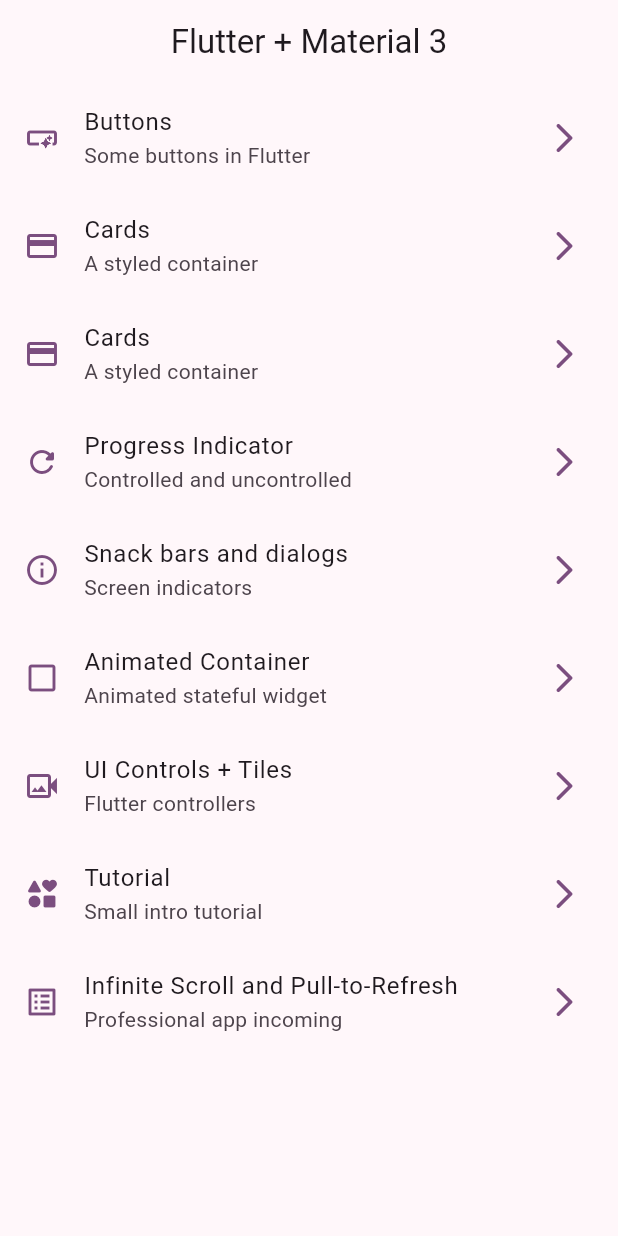
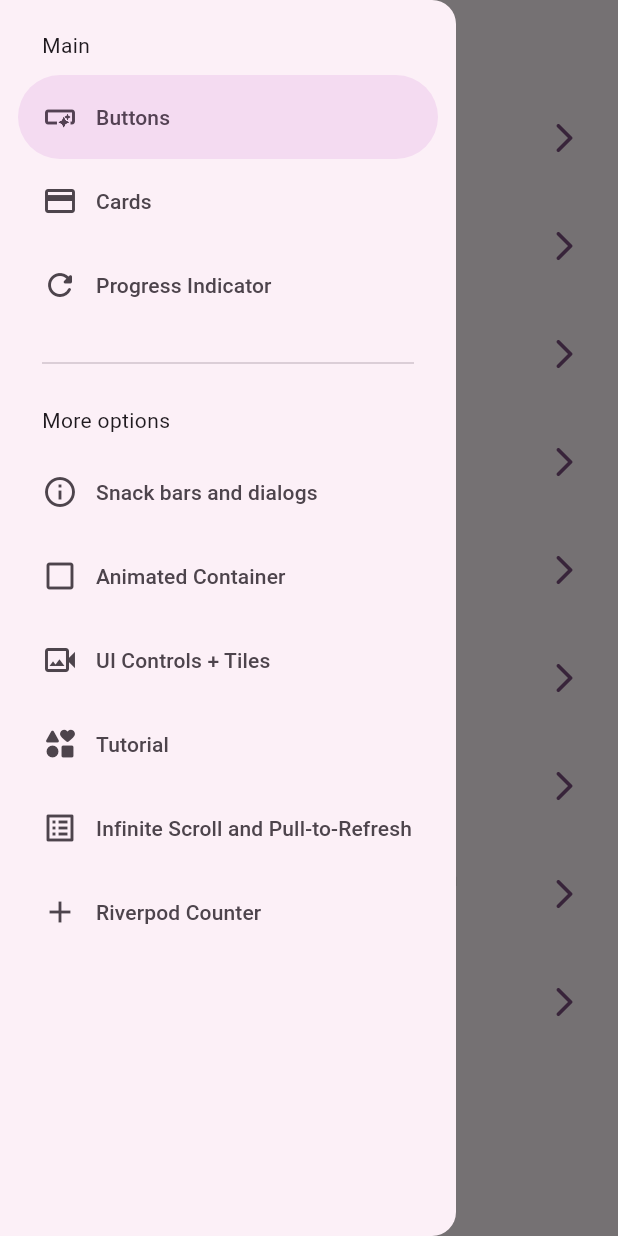
Before and after one commit to dreyescabrera/flutter-apps, a Flutter app: the screen it shows after launch, with the side drawer open (before the commit the screen has no drawer), on a phone screen of 412 x 824 dp. Run offline on Flutter 3.47's test engine with Material 3 defaults, Android fonts, the phone set to English and light mode, and no system bars; our stand-ins replace animate_do, confetti, dio, flutter_riverpod, go_router, video_player.

Commit message:
First version of Riverpod Counter

```diff
--- a/widgets_app/lib/config/menu/menu_items.dart
+++ b/widgets_app/lib/config/menu/menu_items.dart
@@ -20,11 +20,6 @@ const appMenuItems = <MenuItem>[
       subTitle: 'Some buttons in Flutter',
       url: AppRouter.buttons,
       icon: Icons.smart_button),
-  MenuItem(
-      title: 'Cards',
-      subTitle: 'A styled container',
-      url: AppRouter.cards,
-      icon: Icons.credit_card),
   MenuItem(
       title: 'Cards',
       subTitle: 'A styled container',
@@ -60,4 +55,9 @@ const appMenuItems = <MenuItem>[
       subTitle: 'Professional app incoming',
       url: AppRouter.infiniteScroll,
       icon: Icons.list_alt_outlined),
+  MenuItem(
+      title: 'Riverpod Counter',
+      subTitle: 'Intro to riverpod',
+      url: AppRouter.riverpod,
+      icon: Icons.add),
 ];
--- a/widgets_app/lib/config/router/app_router.dart
+++ b/widgets_app/lib/config/router/app_router.dart
@@ -3,6 +3,7 @@ import 'package:widgets_app/presentation/screens/animated/animated_screen.dart';
 import 'package:widgets_app/presentation/screens/app_tutorial/app_tutorial_screen.dart';
 import 'package:widgets_app/presentation/screens/buttons/buttons_screen.dart';
 import 'package:widgets_app/presentation/screens/cards/cards_screen.dart';
+import 'package:widgets_app/presentation/screens/counter/counter_screen.dart';
 import 'package:widgets_app/presentation/screens/home/home_screen.dart';
 import 'package:widgets_app/presentation/screens/infinite_scroll/infinite_scroll_screen.dart';
 import 'package:widgets_app/presentation/screens/progress/progress_screen.dart';
@@ -19,6 +20,7 @@ class AppRouter {
   static const uiControls = '/uiControls';
   static const tutorial = '/tutorial';
   static const infiniteScroll = '/infiniteScroll';
+  static const riverpod = '/riverpod';
 
   static GoRouter router = GoRouter(
     initialLocation: '/',
@@ -59,6 +61,10 @@ class AppRouter {
         path: infiniteScroll,
         builder: (context, state) => const InfiniteScrollScreen(),
       ),
+      GoRoute(
+        path: riverpod,
+        builder: (context, state) => const CounterScreen(),
+      ),
     ],
   );
 }
--- a/widgets_app/lib/main.dart
+++ b/widgets_app/lib/main.dart
@@ -1,9 +1,12 @@
 import 'package:flutter/material.dart';
+import 'package:flutter_riverpod/flutter_riverpod.dart';
 import 'package:widgets_app/config/router/app_router.dart';
 import 'package:widgets_app/config/theme/app_theme.dart';
 
 void main() {
-  runApp(const MainApp());
+  runApp(const ProviderScope(
+    child: MainApp(),
+  ));
 }
 
 class MainApp extends StatelessWidget {
--- /dev/null
+++ b/widgets_app/lib/presentation/providers/counter_provider.dart
@@ -0,0 +1,5 @@
+import 'package:flutter_riverpod/flutter_riverpod.dart';
+
+const int _initialValue = 5;
+
+final counterProvider = StateProvider((_) => _initialValue);
--- a/widgets_app/lib/presentation/screens/home/home_screen.dart
+++ b/widgets_app/lib/presentation/screens/home/home_screen.dart
@@ -1,17 +1,22 @@
 import 'package:flutter/material.dart';
 import 'package:go_router/go_router.dart';
 import 'package:widgets_app/config/menu/menu_items.dart';
+import 'package:widgets_app/presentation/widgets/shared/side_menu.dart';
 
 class HomeScreen extends StatelessWidget {
   const HomeScreen({super.key});
 
   @override
   Widget build(BuildContext context) {
+    final scaffoldKey = GlobalKey<ScaffoldState>();
     return Scaffold(
-        appBar: AppBar(
-          title: const Text('Flutter + Material 3'),
-        ),
-        body: const _HomeView());
+      key: scaffoldKey,
+      appBar: AppBar(
+        title: const Text('Flutter + Material 3'),
+      ),
+      body: const _HomeView(),
+      drawer: SideMenu(scaffoldKey: scaffoldKey),
+    );
   }
 }
 
--- /dev/null
+++ b/widgets_app/lib/presentation/widgets/shared/side_menu.dart
@@ -0,0 +1,58 @@
+import 'package:flutter/material.dart';
+import 'package:go_router/go_router.dart';
+import 'package:widgets_app/config/menu/menu_items.dart';
+
+class SideMenu extends StatefulWidget {
+  final GlobalKey<ScaffoldState> scaffoldKey;
+
+  const SideMenu({super.key, required this.scaffoldKey});
+
+  @override
+  State<SideMenu> createState() => _SideMenuState();
+}
+
+class _SideMenuState extends State<SideMenu> {
+  int navDrawerIndex = 0;
+
+  void onDestinationTab(int value, BuildContext context) {
+    setState(() {
+      navDrawerIndex = value;
+    });
+
+    final menuItem = appMenuItems[value];
+    widget.scaffoldKey.currentState?.closeDrawer();
+    context.push(menuItem.url);
+  }
+
+  @override
+  Widget build(BuildContext context) {
+    final hasNotch = MediaQuery.of(context).viewPadding.top > 35;
+    final destinationWidgets = appMenuItems
+        .map((item) => NavigationDrawerDestination(
+              icon: Icon(item.icon),
+              label: Text(item.title),
+            ))
+        .toList();
+
+    return NavigationDrawer(
+      selectedIndex: navDrawerIndex,
+      onDestinationSelected: (value) => onDestinationTab(value, context),
+      children: [
+        Padding(
+          padding: EdgeInsets.fromLTRB(28, hasNotch ? 0 : 20, 16, 10),
+          child: const Text('Main'),
+        ),
+        ...destinationWidgets.sublist(0, 3),
+        const Padding(
+          padding: EdgeInsets.fromLTRB(28, 16, 28, 10),
+          child: Divider(),
+        ),
+        const Padding(
+          padding: EdgeInsets.fromLTRB(28, 10, 16, 10),
+          child: Text('More options'),
+        ),
+        ...destinationWidgets.sublist(3)
+      ],
+    );
+  }
+}
--- a/widgets_app/pubspec.yaml
+++ b/widgets_app/pubspec.yaml
@@ -10,6 +10,7 @@ dependencies:
   animate_do: ^3.1.2
   flutter:
     sdk: flutter
+  flutter_riverpod: ^2.4.9
   go_router: ^13.0.1
 
 dev_dependencies:
```
Also changed, not shown: widgets_app/lib/presentation/screens/counter/counter_screen.dart (added, +26 -0 lines).
